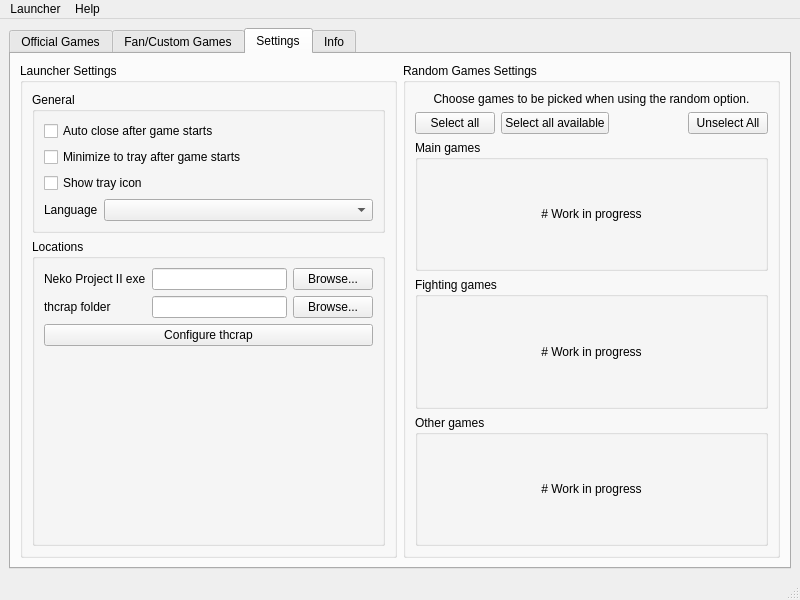
This is unnamed/ui/MainMenu.ui in kcomain/unnamed-launcher as Qt 5 draws it before an edit. The edited form follows.
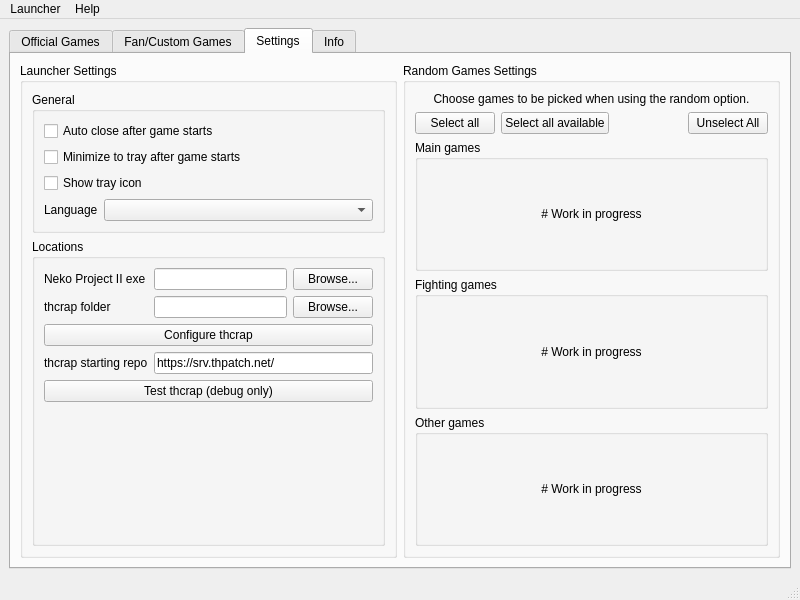
This is the edited form. The open tabs and pages were chosen to show the change. Icons and pictures are not drawn.

Commit message: feat(thcrap): sync repositories (wip)

The edit to the form file:
```diff
--- a/unnamed/ui/MainMenu.ui
+++ b/unnamed/ui/MainMenu.ui
@@ -685,8 +685,29 @@
                   </property>
                  </widget>
                 </item>
+                <item row="3" column="0">
+                 <widget class="QLabel" name="thcrap_starting">
+                  <property name="text">
+                   <string>thcrap starting repo</string>
+                  </property>
+                 </widget>
+                </item>
+                <item row="3" column="1">
+                 <widget class="QLineEdit" name="thcrap_starting_text">
+                  <property name="text">
+                   <string>https://srv.thpatch.net/</string>
+                  </property>
+                 </widget>
+                </item>
                </layout>
               </item>
+              <item>
+               <widget class="QPushButton" name="thcrap_test">
+                <property name="text">
+                 <string>Test thcrap (debug only)</string>
+                </property>
+               </widget>
+              </item>
               <item>
                <spacer name="verticalSpacer">
                 <property name="orientation">
```
Left out of the diff: 10 changed lines with no effect on the pictures. The commit also changes 9 other files.
